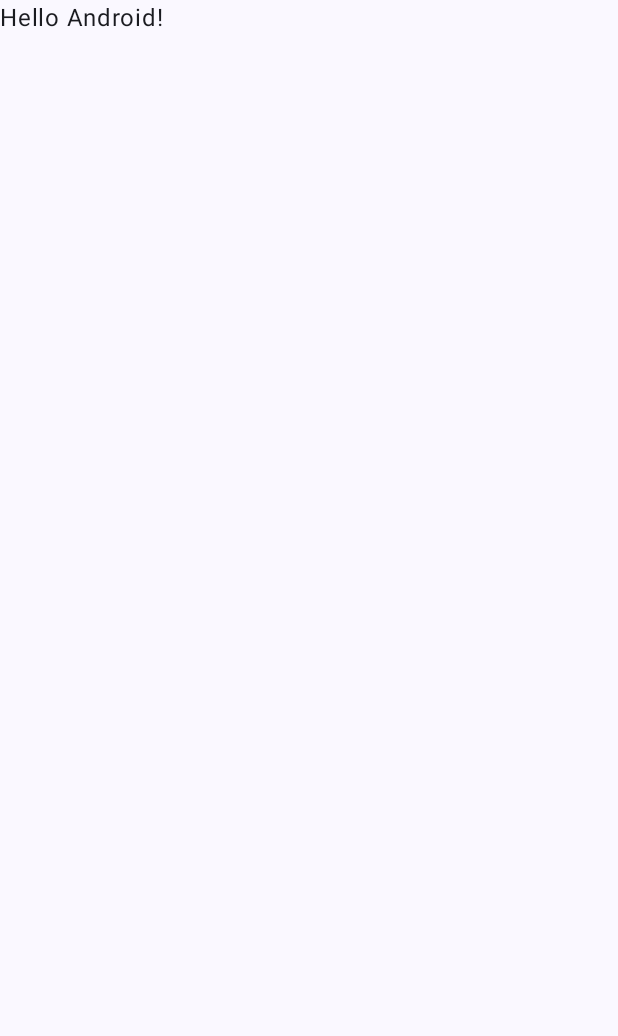
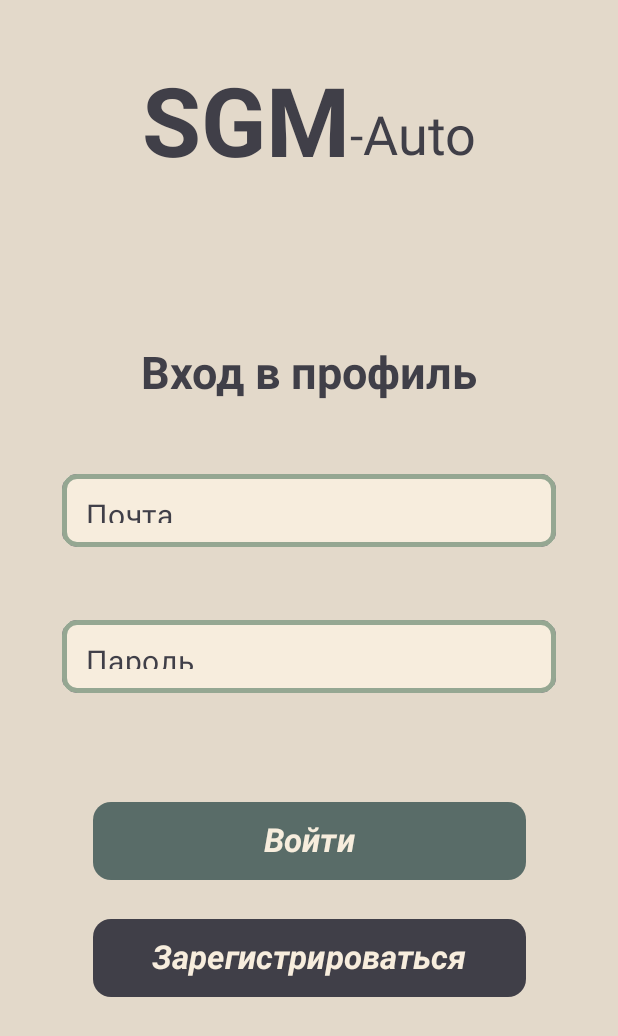
Before and after one commit to Golovakhin/SGMAuto-AutoTrecker, an Android app built with Jetpack Compose: the screen it shows after launch (MainActivity), on a phone screen of 412 x 824 dp. Before the commit the part shown is almost empty. Shown: the top 1036 px of the screen. Run offline under Robolectric (Android 15) with nearby library versions, the phone set to English and light mode, and no system bars.

Commit message:
Экраны регистрации/логина

```diff
--- a/app/src/main/java/com/example/sgmautotreckerapp/MainActivity.kt
+++ b/app/src/main/java/com/example/sgmautotreckerapp/MainActivity.kt
@@ -4,44 +4,35 @@ import android.os.Bundle
 import androidx.activity.ComponentActivity
 import androidx.activity.compose.setContent
 import androidx.activity.enableEdgeToEdge
+import androidx.compose.foundation.background
+import androidx.compose.foundation.layout.Arrangement
+import androidx.compose.foundation.layout.Box
+import androidx.compose.foundation.layout.Column
+import androidx.compose.foundation.layout.Row
 import androidx.compose.foundation.layout.fillMaxSize
+import androidx.compose.foundation.layout.fillMaxWidth
 import androidx.compose.foundation.layout.padding
+import androidx.compose.foundation.shape.RoundedCornerShape
+import androidx.compose.material3.Card
 import androidx.compose.material3.Scaffold
 import androidx.compose.material3.Text
 import androidx.compose.runtime.Composable
+import androidx.compose.ui.Alignment
 import androidx.compose.ui.Modifier
+import androidx.compose.ui.graphics.Color
 import androidx.compose.ui.tooling.preview.Preview
+import androidx.compose.ui.unit.dp
+import com.example.sgmautotreckerapp.screens.Registration
+import com.example.sgmautotreckerapp.screens.login
 import com.example.sgmautotreckerapp.ui.theme.SGMAutoTreckerAppTheme
+
 
 class MainActivity : ComponentActivity() {
     override fun onCreate(savedInstanceState: Bundle?) {
         super.onCreate(savedInstanceState)
         enableEdgeToEdge()
         setContent {
-            SGMAutoTreckerAppTheme {
-                Scaffold(modifier = Modifier.fillMaxSize()) { innerPadding ->
-                    Greeting(
-                        name = "Android",
-                        modifier = Modifier.padding(innerPadding)
-                    )
-                }
-            }
+            login()
         }
     }
 }
-
-@Composable
-fun Greeting(name: String, modifier: Modifier = Modifier) {
-    Text(
-        text = "Hello $name!",
-        modifier = modifier
-    )
-}
-
-@Preview(showBackground = true)
-@Composable
-fun GreetingPreview() {
-    SGMAutoTreckerAppTheme {
-        Greeting("Android")
-    }
-}
--- /dev/null
+++ b/app/src/main/java/com/example/sgmautotreckerapp/screens/Login.kt
@@ -0,0 +1,107 @@
+package com.example.sgmautotreckerapp.screens
+
+import androidx.compose.foundation.background
+import androidx.compose.foundation.border
+import androidx.compose.foundation.layout.Column
+import androidx.compose.foundation.layout.Row
+import androidx.compose.foundation.layout.Spacer
+import androidx.compose.foundation.layout.fillMaxHeight
+import androidx.compose.foundation.layout.fillMaxSize
+import androidx.compose.foundation.layout.fillMaxWidth
+import androidx.compose.foundation.layout.padding
+import androidx.compose.foundation.shape.RoundedCornerShape
+import androidx.compose.material3.Button
+import androidx.compose.material3.ButtonDefaults
+import androidx.compose.material3.OutlinedTextField
+import androidx.compose.material3.Text
+import androidx.compose.runtime.Composable
+import androidx.compose.runtime.mutableStateOf
+import androidx.compose.runtime.remember
+import androidx.compose.ui.Alignment
+import androidx.compose.ui.Modifier
+import androidx.compose.ui.draw.clip
+import androidx.compose.ui.text.TextStyle
+import androidx.compose.ui.text.font.FontStyle
+import androidx.compose.ui.text.font.FontWeight
+import androidx.compose.ui.unit.dp
+import androidx.compose.ui.unit.sp
+import com.example.sgmautotreckerapp.ui.theme.advanceLight
+import com.example.sgmautotreckerapp.ui.theme.backgroundLight
+import com.example.sgmautotreckerapp.ui.theme.fontLight
+import com.example.sgmautotreckerapp.ui.theme.mainLight
+import com.example.sgmautotreckerapp.ui.theme.textformLight
+
+@Composable
+public fun login(){
+    Column(Modifier.background(backgroundLight).fillMaxSize(), horizontalAlignment = Alignment.CenterHorizontally) {
+        Row(Modifier.padding(45.dp), verticalAlignment = Alignment.Bottom) {
+            Text(text = "SGM", fontSize = 64.sp, fontWeight = FontWeight.Bold, color = fontLight)
+            Text(text = "-", Modifier.padding(bottom = 10.dp), fontSize = 32.sp, color = fontLight)
+            Text(text = "Auto", Modifier.padding(bottom = 8.dp), fontSize = 36.sp, color = fontLight)
+        }
+
+        Spacer(Modifier.fillMaxHeight(0.1f))
+        Row() {
+            Text(text = "Вход в профиль", fontSize = 30.sp, fontWeight = FontWeight.Bold, color = fontLight)
+        }
+
+
+        val emailReg = remember{mutableStateOf("")}
+        val passwordReg = remember{mutableStateOf("")}
+        val confirmPassReg = remember{mutableStateOf("")}
+
+        Row(Modifier.fillMaxHeight(0.35f).fillMaxWidth(0.8f)) {
+
+            Column() {
+                Spacer(Modifier.fillMaxWidth(1f).weight(1f))
+                Row(Modifier.fillMaxWidth().weight(1f).clip(shape = RoundedCornerShape(10.dp))) {
+
+                    OutlinedTextField(
+                        value = emailReg.value,
+                        textStyle = TextStyle(fontSize = 20.sp),
+                        onValueChange = {newText -> emailReg.value = newText},
+                        singleLine = true,
+                        placeholder = {Text(text = "Почта", fontSize = 20.sp, color = fontLight)},
+
+                        modifier =  Modifier.fillMaxSize().background(textformLight).border(width = 3.dp, color = advanceLight, shape = RoundedCornerShape(10.dp))
+
+
+                    )
+                }
+
+                Spacer(Modifier.fillMaxWidth(1f).weight(1f))
+
+                Row(Modifier.fillMaxWidth().weight(1f).clip(shape = RoundedCornerShape(10.dp))) {
+                    OutlinedTextField(
+                        value = passwordReg.value,
+                        textStyle = TextStyle(fontSize = 20.sp),
+                        onValueChange = {newText -> passwordReg.value = newText},
+                        singleLine = true,
+                        placeholder = {Text(text = "Пароль", fontSize = 20.sp, color = fontLight)},
+
+                        modifier =  Modifier.fillMaxSize().background(textformLight).border(width = 3.dp, color = advanceLight, shape = RoundedCornerShape(10.dp))
+
+
+                    )
+                }
+            }
+
+        }
+
+        Spacer(Modifier.fillMaxHeight(0.2f))
+
+        Column(Modifier.fillMaxHeight(0.45f)) {
+
+            Button(onClick = {}, shape = RoundedCornerShape(12.dp), modifier = Modifier.fillMaxWidth(0.7f).weight(1f), colors = ButtonDefaults.buttonColors(mainLight)) {
+                Text(text = "Войти", fontSize = 22.sp, color = textformLight, fontStyle = FontStyle.Italic, fontWeight = FontWeight.Bold)
+            }
+
+            Spacer(Modifier.weight(0.5f))
+
+            Button(onClick = {}, shape = RoundedCornerShape(12.dp), modifier = Modifier.fillMaxWidth(0.7f).weight(1f), colors = ButtonDefaults.buttonColors(fontLight)) {
+                Text(text = "Зарегистрироваться", fontSize = 22.sp, color = textformLight, fontStyle = FontStyle.Italic, fontWeight = FontWeight.Bold)
+            }
+        }
+
+    }
+}
--- a/app/src/main/java/com/example/sgmautotreckerapp/ui/theme/Color.kt
+++ b/app/src/main/java/com/example/sgmautotreckerapp/ui/theme/Color.kt
@@ -9,3 +9,13 @@ val Pink80 = Color(0xFFEFB8C8)
 val Purple40 = Color(0xFF6650a4)
 val PurpleGrey40 = Color(0xFF625b71)
 val Pink40 = Color(0xFF7D5260)
+
+val backgroundDark = Color(0xFF323232)
+val mainDark = Color(0xFF212121)
+val fontDark = Color(0xFF14FFEC)
+val mainLight = Color(0xFF596C68)
+val backgroundLight = Color(0xFFE3D9CA)
+val fontLight = Color(0xFF403F48)
+val backgroundAdvanceLight = Color(0xFFC7BDAF)
+val advanceLight = Color(0xFF95A792)
+val textformLight = Color(0xFFF7EDDD)
```
Also changed, not shown: app/src/main/java/com/example/sgmautotreckerapp/screens/Registration.kt (added, +128 -0 lines).
